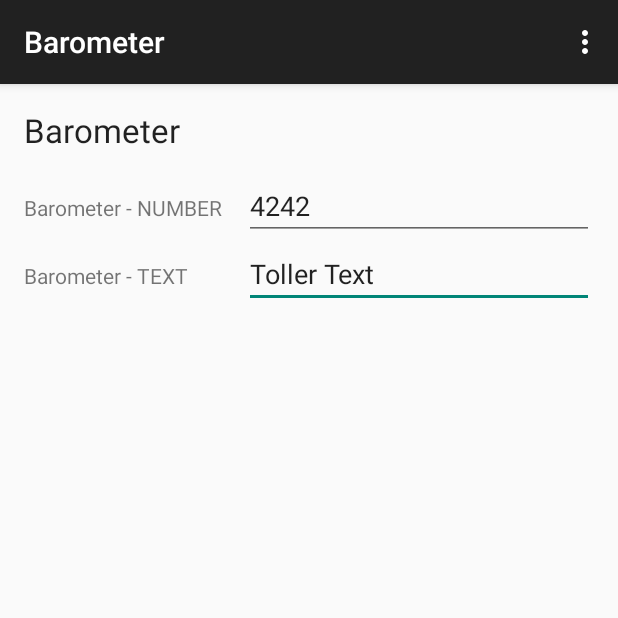
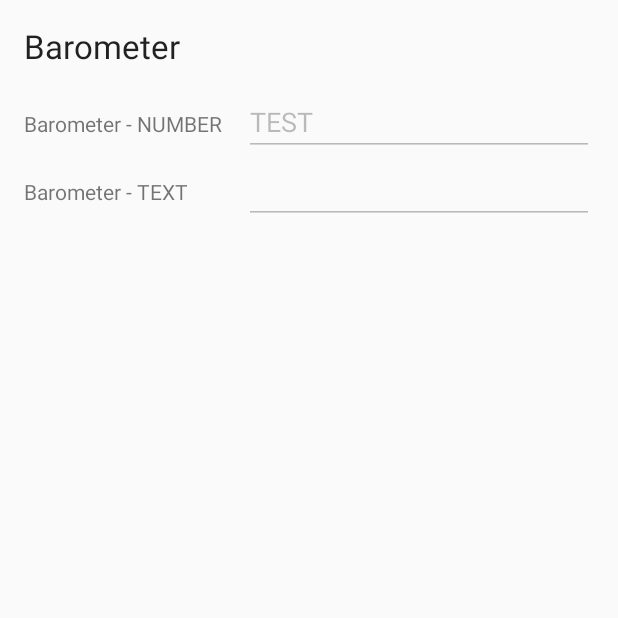
Before and after one commit to daKrueml/strawberry-firecracker, an Android app: the screen it shows after launch (barometer_request), on a phone screen of 412 x 824 dp, the top half of it. Run offline under Robolectric (Android 15) with nearby library versions, the phone set to English and light mode, and no system bars; 2 statements that could not run were skipped.

```diff
--- a/barometer/src/main/java/org/smiguel/barometer/barometer/barometer_request.java
+++ b/barometer/src/main/java/org/smiguel/barometer/barometer/barometer_request.java
@@ -1,7 +1,14 @@
 package org.smiguel.barometer.barometer;
 
 import java.util.List;
-import android.support.v7.app.ActionBarActivity;
+
+import android.app.Activity;
+import android.content.ComponentName;
+import android.content.Context;
+import android.content.Intent;
+import android.content.ServiceConnection;
+import android.os.IBinder;
+// import android.support.v7.app.ActionBarActivity;
 import android.os.Bundle;
 import android.view.Menu;
 import android.view.MenuItem;
@@ -10,15 +17,54 @@ import android.hardware.Sensor;
 import android.hardware.SensorManager;
 import android.widget.TextView;
 
+import org.smiguel.barometer.BarometerSrv;
 import org.smiguel.barometer.R;
 
 
-public class barometer_request extends ActionBarActivity {
+public class barometer_request extends Activity {
+
+    private BarometerSrv mService;
+    boolean mBound = false;
+
+    /** Defines callbacks for service binding, passed to bindService() */
+    private ServiceConnection mConnection = new ServiceConnection() {
+        public void onServiceConnected(ComponentName className, IBinder service) {
+            // We've bound to LocalService, cast the IBinder and get LocalService instance
+            mService = ((BarometerSrv.LocalBinder)service).getService();
+        }
+
+        @Override
+        public void onServiceDisconnected(ComponentName className) {
+            mService = null;
+        }
+    };
+
+   void doBindService() {
+       bindService(new Intent(barometer_request.this,BarometerSrv.class), mConnection, Context.BIND_AUTO_CREATE);
+       mBound = true;
+   }
+
+    void doUnbindService() {
+        if (mBound) {
+            // Detach our existing connection.
+            unbindService(mConnection);
+            mBound = false;
+        }
+    }
+
+    @Override
+    protected void onDestroy() {
+        super.onDestroy();
+        doUnbindService();
+    }
+
 
     @Override
     protected void onCreate(Bundle savedInstanceState) {
         super.onCreate(savedInstanceState);
+
         setContentView(R.layout.activity_barometer_request);
+
     }
 
 
@@ -32,12 +78,21 @@ public class barometer_request extends ActionBarActivity {
     @Override
     protected void onStart() {
         super.onStart();
+        int iTest=0;
+
         // The activity is about to become visible.
+        doBindService();
 
-        EditText TextBaroData = (EditText)findViewById(R.id.TextBarometer);
-        EditText NumberBaroData = (EditText)findViewById(R.id.NumberBarometer);
-        TextBaroData.setText("Toller Text");
-        NumberBaroData.setText("4242");
+        if(mBound) {
+            // this.setBaroNumberData(String.valueOf(mService.getRandomNumber()));
+            this.setBaroNumberData("TEST");
+
+            // TODO: Causing NullPointerException... 'Cause mService is not valid...maybe...
+            iTest = mService.getRandomNumber();
+        }
+
+        // doUnbindService();
+
 
         SensorManager sMgr;
         sMgr = (SensorManager)this.getSystemService(SENSOR_SERVICE);
@@ -68,4 +123,16 @@ public class barometer_request extends ActionBarActivity {
 
         return super.onOptionsItemSelected(item);
     }
+
+    public void setBaroTextData(String sBaroTextData) {
+        EditText TextBaroData = (EditText)findViewById(R.id.TextBarometer);
+        TextBaroData.setText(sBaroTextData);
+    }
+
+    public void setBaroNumberData(String sBaroNumberData) {
+        EditText NumberBaroData = (EditText)findViewById(R.id.NumberBarometer);
+        NumberBaroData.setText(sBaroNumberData);
+    }
+
+
 }
--- a/barometer/src/main/res/layout/activity_barometer_request.xml
+++ b/barometer/src/main/res/layout/activity_barometer_request.xml
@@ -40,7 +40,7 @@
         android:layout_width="wrap_content"
         android:layout_height="wrap_content"
         android:id="@+id/TextBarometer"
-        android:enabled="true"
+        android:enabled="false"
         android:width="350px"
         android:layout_below="@+id/NumberBarometer"
         android:layout_alignParentRight="true"
@@ -50,11 +50,12 @@
         android:layout_width="wrap_content"
         android:layout_height="wrap_content"
         android:id="@+id/NumberBarometer"
-        android:enabled="true"
+        android:enabled="false"
         android:width="350px"
         android:layout_alignParentRight="true"
         android:layout_alignParentEnd="true"
-        android:layout_below="@+id/space2" />
+        android:layout_below="@+id/space2"
+        android:editable="false" />
 
     <Space
         android:layout_width="20px"
```
Also changed, not shown: barometer/src/main/java/org/smiguel/barometer/BarometerSrv.java (+23 -4 lines).
